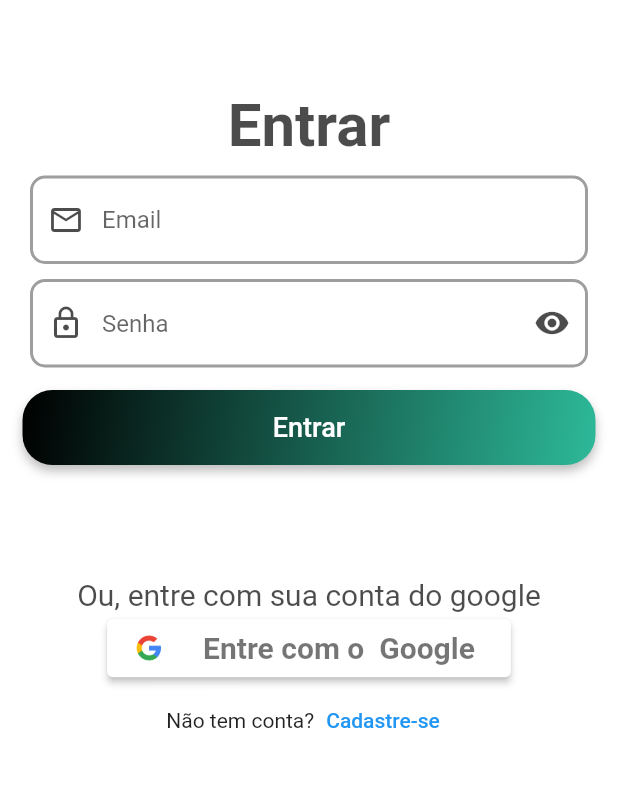
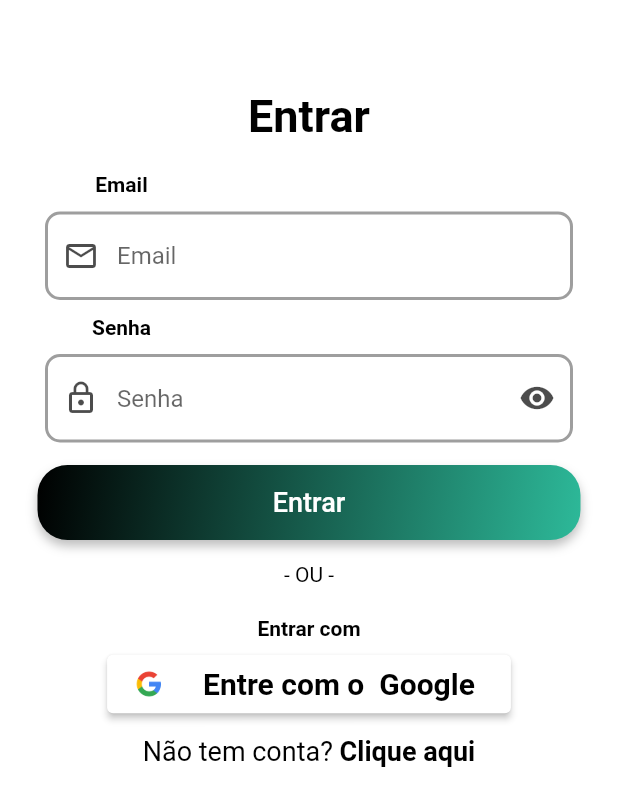
Before and after one commit to dimasmikael/konsi_app, a Flutter app: the LoginPage screen opened by its route, on a phone screen of 412 x 824 dp. Shown: the top 806 px of the screen. Run offline on Flutter 3.47's test engine with Material 2 defaults, Android fonts, the light colour scheme and no system bars; our stand-ins replace animated_splash_screen, flutter_staggered_animations, get, page_transition; Roboto replaces fonts that are missing (OpenSans).

Commit message:
ajuste de tela de login e de registro

```diff
--- a/lib/app/routes/app_pages.dart
+++ b/lib/app/routes/app_pages.dart
@@ -3,6 +3,7 @@ import 'package:konsi_app/app/routes/app_routes.dart';
 import 'package:konsi_app/app/ui/android/pages/home/home_page.dart';
 import 'package:konsi_app/app/ui/android/pages/initial/initial_page.dart';
 import 'package:konsi_app/app/ui/android/pages/login/login_page.dart';
+import 'package:konsi_app/app/ui/android/pages/login/registration_page.dart';
 
 class AppPages {
   static final routes = [
@@ -15,6 +16,10 @@ class AppPages {
       page: () => const LoginPage(),
     ),
     GetPage(
+      name: Routes.REGISTRATION,
+      page: () => const RegistrationPage(),
+    ),
+    GetPage(
       name: Routes.HOME,
       page: () => const HomePage(),
     )
--- a/lib/app/routes/app_routes.dart
+++ b/lib/app/routes/app_routes.dart
@@ -2,6 +2,7 @@ abstract class Routes{
 
   static const INITIAL = '/';
   static const LOGIN = '/login';
+  static const REGISTRATION= '/registration';
   static const HOME = '/home';
 
 }
--- a/lib/app/ui/android/components/form/custom_input.dart
+++ b/lib/app/ui/android/components/form/custom_input.dart
@@ -42,7 +42,9 @@ class CustomInputForm extends StatelessWidget {
   Widget build(BuildContext context) {
     return Padding(
       padding: const EdgeInsets.only(left: 20, right: 20,top: 10),
-      child: TextFormField(
+      child:
+
+      TextFormField(
         // onFieldSubmitted: onChanged,
         // key: this.key,
         // validator: this.validator,
--- a/lib/app/ui/android/components/style/text_style.dart
+++ b/lib/app/ui/android/components/style/text_style.dart
@@ -1,29 +1,41 @@
 import 'package:flutter/material.dart';
 
 Widget textFormSignIn(String text) {
+  return Text(
+    text,
+
+    style: const TextStyle(
+      color: Colors.black,
+      fontFamily: 'OpenSans',
+      fontSize: 30.0,
+      fontWeight: FontWeight.bold,
+    ),
+
+  );
+}
+
+Widget textGoogle(String text) {
   return Padding(
-    padding: const EdgeInsets.only(left: 10,right: 10,top: 60),
+    padding: const EdgeInsets.only(left: 10, right: 10, top: 60),
     child: Text(
       text,
       style: TextStyle(
-        fontSize: 40,
-        fontWeight: FontWeight.w600,
+        fontSize: 20,
         color: Colors.black.withOpacity(.7),
       ),
     ),
   );
 }
 
-
-Widget textGoogle(String text) {
+Widget textLabelInput(String text) {
   return Padding(
-    padding: const EdgeInsets.only(left: 10,right: 10,top: 60),
+    padding: const EdgeInsets.only(right: 250, top: 10),
     child: Text(
       text,
-      style: TextStyle(
-        fontSize: 20,
-       // fontWeight: FontWeight.w600,
-        color: Colors.black.withOpacity(.7),
+      style: const TextStyle(
+        color: Colors.black,
+        fontWeight: FontWeight.bold,
+        fontFamily: 'OpenSans',
       ),
     ),
   );
--- a/lib/app/ui/android/pages/login/login_page.dart
+++ b/lib/app/ui/android/pages/login/login_page.dart
@@ -36,6 +36,11 @@ class _LoginPageState extends State<LoginPage> {
       body: SizedBox(
         height: WidgetSizeConfig.screenHeight,
         child: SingleChildScrollView(
+          physics: const AlwaysScrollableScrollPhysics(),
+          padding: const EdgeInsets.symmetric(
+            horizontal: 10.0,
+            vertical: 60.0,
+          ),
           child: FormLoginWidget(),
         ),
       ),
--- a/lib/app/ui/android/pages/login/registration_page.dart
+++ b/lib/app/ui/android/pages/login/registration_page.dart
@@ -30,26 +30,38 @@ class _RegistrationPageState extends State<RegistrationPage> {
 
     return Scaffold(
       backgroundColor: Colors.white,
-      //  extendBodyBehindAppBar: true,
+      extendBodyBehindAppBar: true,
       appBar: AppBar(
-        backgroundColor: Colors.yellow,
+        backgroundColor: Colors.transparent,
         elevation: 0,
         systemOverlayStyle: SystemUiOverlayStyle.light,
       ),
       body: SizedBox(
         height: WidgetSizeConfig.screenHeight,
         child: SingleChildScrollView(
+          physics: const AlwaysScrollableScrollPhysics(),
+          padding: const EdgeInsets.symmetric(
+            horizontal: 10.0,
+            vertical: 60.0,
+          ),
           child: Column(
+            mainAxisAlignment: MainAxisAlignment.center,
             children: [
               textFormSignIn(
-                'Cadastre-se',
+                'Cadastrar',
+              ),
+              const SizedBox(height: 10.0),
+              textLabelInput(
+                'Email',
               ),
               CustomInputForm(
                 icon: Icons.email_outlined,
                 hint: "Email",
-                label: "Email",
                 keyboardType: TextInputType.emailAddress,
                 obscureText: false,
+              ),
+              textLabelInput(
+                'Senha',
               ),
               CustomInputForm(
                   icon: Icons.lock_outline,
@@ -67,9 +79,11 @@ class _RegistrationPageState extends State<RegistrationPage> {
                     ),
                   ),
                   hint: "Senha",
-                  label: "Senha",
                   keyboardType: TextInputType.text,
                   obscureText: _isObscure),
+              textLabelInput(
+                'Confirmar',
+              ),
               CustomInputForm(
                   icon: Icons.lock_outline,
                   suffixIcon: IconButton(
@@ -86,7 +100,6 @@ class _RegistrationPageState extends State<RegistrationPage> {
                     ),
                   ),
                   hint: "Confirmar Senha",
-                  label: "Confirmar Senha",
                   keyboardType: TextInputType.text,
                   obscureText: _isObscure),
               CustomdButtonFormWidget(
--- a/lib/app/ui/android/pages/login/widgets_login_page/formlogin/form_login_widget.dart
+++ b/lib/app/ui/android/pages/login/widgets_login_page/formlogin/form_login_widget.dart
@@ -43,9 +43,61 @@ class _FormLoginWidgetState extends State<FormLoginWidget> {
                 'Entre com o  Google',
                 style: TextStyle(
                   fontSize: 20,
-                  color: Colors.black54,
-                  fontWeight: FontWeight.w600,
+                  color: Colors.black,
+                  fontWeight: FontWeight.bold,
                 ),
+              ),
+            ),
+          ],
+        ),
+      ),
+    );
+  }
+
+  Widget _buildSignInWithText() {
+    return Column(
+      mainAxisAlignment: MainAxisAlignment.center,
+      children: const <Widget>[
+        Text(
+          '- OU -',
+          style: TextStyle(
+            color: Colors.black,
+            fontWeight: FontWeight.w400,
+          ),
+        ),
+        SizedBox(height: 20.0),
+        Text(
+          'Entrar com',
+          style: TextStyle(
+            color: Colors.black,
+            fontWeight: FontWeight.bold,
+            fontFamily: 'OpenSans',
+          ),
+        ),
+      ],
+    );
+  }
+
+  Widget _buildSignupBtn() {
+    return GestureDetector(
+      onTap: () => print('Sign Up Button Pressed'),
+      child: RichText(
+        text: const TextSpan(
+          children: [
+            TextSpan(
+              text: 'Não tem conta? ',
+              style: TextStyle(
+                color: Colors.black,
+                fontSize: 18.0,
+                fontWeight: FontWeight.w400,
+              ),
+            ),
+            TextSpan(
+              text: 'Clique aqui',
+              style: TextStyle(
+                color: Colors.black,
+                fontSize: 18.0,
+                fontWeight: FontWeight.bold,
               ),
             ),
           ],
@@ -58,22 +110,23 @@ class _FormLoginWidgetState extends State<FormLoginWidget> {
   Widget build(BuildContext context) {
     WidgetSizeConfig().init(context);
     return Column(
-      //   mainAxisAlignment: MainAxisAlignment.spaceEvenly,
-      // crossAxisAlignment: CrossAxisAlignment.start,
-      children: [
-        // const SizedBox(),
-
-        const SizedBox(),
-        Column(
+      mainAxisAlignment: MainAxisAlignment.center,
       children: [
         textFormSignIn(
           'Entrar',
+        ),
+        const SizedBox(height: 10.0),
+        textLabelInput(
+          'Email',
         ),
         CustomInputForm(
           icon: Icons.email_outlined,
           hint: "Email",
           keyboardType: TextInputType.emailAddress,
           obscureText: false,
+        ),
+        textLabelInput(
+          'Senha',
         ),
         CustomInputForm(
             icon: Icons.lock_outline,
@@ -98,26 +151,15 @@ class _FormLoginWidgetState extends State<FormLoginWidget> {
           width: WidgetSizeConfig.screenWidth! * 10,
           onpressed: () {},
         ),
-          ],
+        _buildSignInWithText(),
+        const SizedBox(
+          height: 5,
         ),
-        Column(
-          children: [
-            textGoogle(
-              'Ou, entre com sua conta do google',
+        _buttonGoogle(),
+        const SizedBox(
+          height: 10,
         ),
-            _buttonGoogle()
-          ],
-        ),
-        Row(
-          crossAxisAlignment: CrossAxisAlignment.center,
-          mainAxisAlignment: MainAxisAlignment.center,
-          children: [
-            const Text(
-              'Não tem conta?',
-            ),
-            TextButton(onPressed: () {}, child: const Text('Cadastre-se'))
-          ],
-        ),
+        _buildSignupBtn()
       ],
     );
   }
--- a/lib/main.dart
+++ b/lib/main.dart
@@ -11,7 +11,7 @@ void main() {
       theme: appThemeData,
       debugShowCheckedModeBanner: false,
       getPages: AppPages.routes,
-      initialRoute: Routes.INITIAL,
+      initialRoute: Routes.REGISTRATION,
     ),
   );
 }
```
Lines whose indentation alone changed are shown as unchanged.
